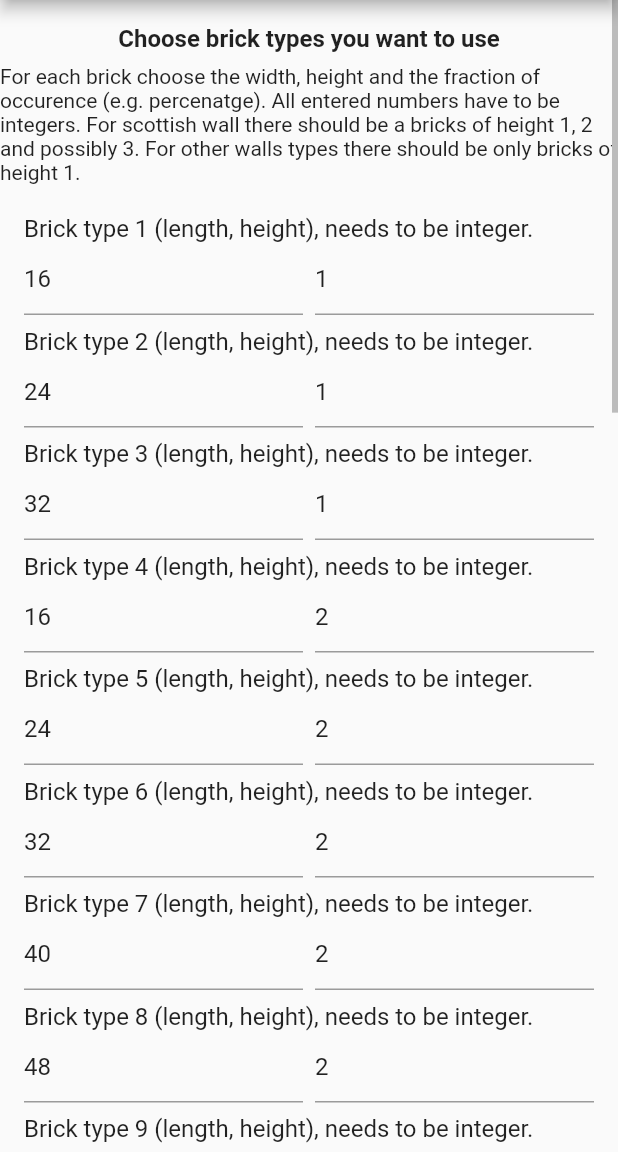
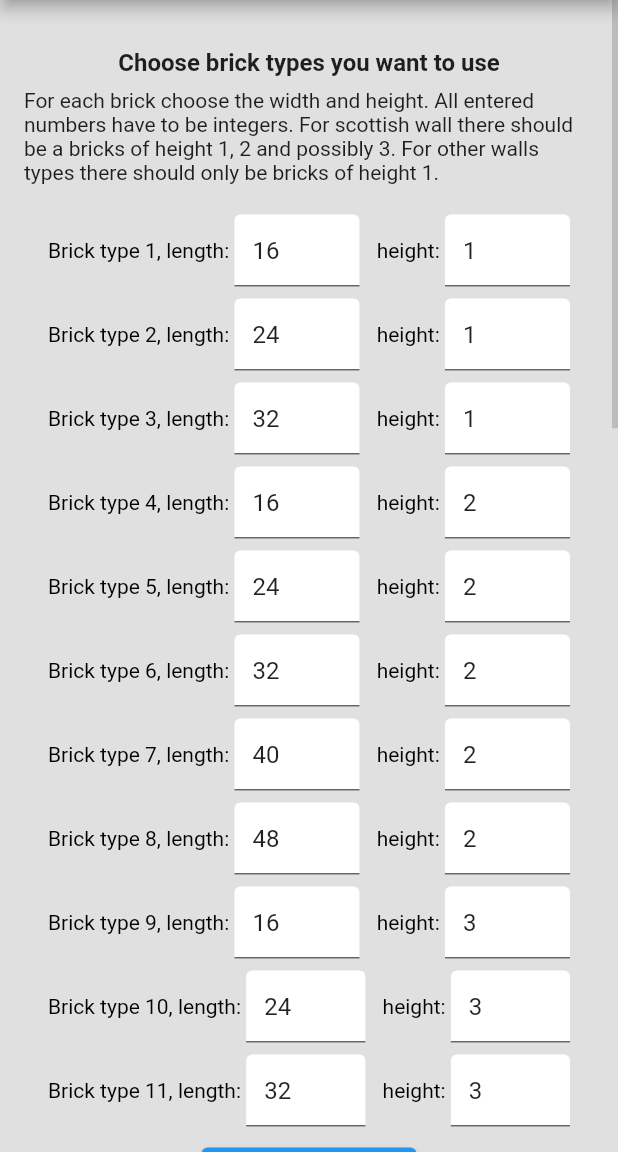
Before and after one commit to AriJordan/BrickWallDesigner, a Flutter app: the screen it shows after launch, on a phone screen of 412 x 824 dp, the part 84-1236 px from its top. Run offline on Flutter 3.47's test engine with Material 2 defaults, Android fonts, the phone set to English and light mode, and no system bars; our stand-ins replace screenshot, tuple; missing offline and left inert: universal_html.

Commit message:
Imporove UX

```diff
--- a/lib/main.dart
+++ b/lib/main.dart
@@ -76,7 +76,7 @@ class _MyHomePageState extends State<MyHomePage> {
     }
   }
 
-  List<Widget> brickCounts() {
+  Widget brickCounts() {
     List<int> counts = List<int>.filled(brickLengths.length, 0);
     for (int takenBrick = 0; takenBrick < bricks.length; takenBrick++) {
       for (int possibleBrick = 0;
@@ -89,21 +89,32 @@ class _MyHomePageState extends State<MyHomePage> {
         }
       }
     }
-    return counts
+    return Container(
+      color: Colors.white,
+      child: Padding(
+        padding: const EdgeInsets.all(16.0),
+        child: Column(
+          children: counts
               .asMap()
-        .map((key, value) => MapEntry(key, Text('Brick type $key: $value')))
+              .map((key, value) => MapEntry(
+                    key,
+                    Text(
+                        'Brick type $key (${brickLengths[key]} x ${brickHeights[key]}): $value'),
+                  ))
               .values
-        .toList();
+              .toList(),
+        ),
+      ),
+    );
   }
 
   Widget wallWidget() {
     return Center(
-      child: Padding(
-        padding: const EdgeInsets.all(16.0),
       child: Column(
         children: [
           Padding(
-                padding: const EdgeInsets.only(left: 20.0, right: 20.0),
+              padding:
+                  const EdgeInsets.only(left: 20.0, right: 20.0, bottom: 45.0),
               child: SizedBox(
                 height: maxWallHeight,
                 width: computePaintedWallWidth(),
@@ -118,7 +129,6 @@ class _MyHomePageState extends State<MyHomePage> {
             height: 35,
           )
         ],
-        ),
       ),
     );
   }
@@ -150,7 +160,17 @@ class _MyHomePageState extends State<MyHomePage> {
 
   @override
   Widget build(BuildContext context) {
-    return Scaffold(
+    return Theme(
+      data: ThemeData(
+        inputDecorationTheme: const InputDecorationTheme(
+          filled: true,
+          fillColor: Colors
+              .white, // Set the background color of the form fields to white
+        ),
+        textTheme: Typography.blackCupertino,
+      ),
+      child: Scaffold(
+        backgroundColor: Colors.grey[300],
         appBar: AppBar(
           title: Text(widget.title),
         ),
@@ -160,6 +180,8 @@ class _MyHomePageState extends State<MyHomePage> {
             controller: outerScrollController,
             child: SingleChildScrollView(
               controller: outerScrollController,
+              child: Padding(
+                padding: const EdgeInsets.all(16.0),
                 child: Column(
                   children: [
                     const SizedBox(height: 16),
@@ -171,11 +193,10 @@ class _MyHomePageState extends State<MyHomePage> {
                       ),
                     ),
                     const SizedBox(height: 8),
-                const Text(
-                    'For each brick choose the width, height and the fraction of occurence (e.g. percenatge). '
+                    const Text('For each brick choose the width and height. '
                         'All entered numbers have to be integers. '
                         'For scottish wall there should be a bricks of height 1, 2 and possibly 3. '
-                    'For other walls types there should be only bricks of height 1.'),
+                        'For other walls types there should only be bricks of height 1.'),
                     const SizedBox(height: 16),
                     ListView.builder(
                       physics: const NeverScrollableScrollPhysics(),
@@ -220,7 +241,8 @@ class _MyHomePageState extends State<MyHomePage> {
                           // Wall dimensions
                           return ListTile(
                             title: const Text(
-                            'Wall dimensions (length, height), needs to be integer.'),
+                              'Wall dimensions (length, height), needs to be integer.',
+                            ),
                             subtitle: Row(
                               children: [
                                 Expanded(
@@ -252,31 +274,40 @@ class _MyHomePageState extends State<MyHomePage> {
                         } else {
                           // Bricks
                           return ListTile(
-                        title: Text(
-                          'Brick type ${index + 1} (length, height), needs to be integer.',
-                        ),
                             subtitle: Row(
                               children: [
+                                Text(
+                                  'Brick type ${index + 1}, length: ',
+                                  style: const TextStyle(color: Colors.black),
+                                ),
                                 Expanded(
                                   child: TextFormField(
                                     keyboardType: TextInputType.number,
-                                initialValue: brickLengths[index].toString(),
+                                    initialValue:
+                                        brickLengths[index].toString(),
                                     onChanged: (value) {
                                       setState(() {
-                                    brickLengths[index] = int.tryParse(value) ??
+                                        brickLengths[index] =
+                                            int.tryParse(value) ??
                                                 brickLengths[index];
                                       });
                                     },
                                   ),
                                 ),
                                 const SizedBox(width: 8),
+                                const Text(
+                                  ' height: ',
+                                  style: TextStyle(color: Colors.black),
+                                ),
                                 Expanded(
                                   child: TextFormField(
                                     keyboardType: TextInputType.number,
-                                initialValue: brickHeights[index].toString(),
+                                    initialValue:
+                                        brickHeights[index].toString(),
                                     onChanged: (value) {
                                       setState(() {
-                                    brickHeights[index] = int.tryParse(value) ??
+                                        brickHeights[index] =
+                                            int.tryParse(value) ??
                                                 brickHeights[index];
                                       });
                                     },
@@ -298,7 +329,7 @@ class _MyHomePageState extends State<MyHomePage> {
                     ),
                     const Text('''
                       - Divide all heights by the same number to make them integers.
-                    - Press "Design Wall" again to get a different wall'''),
+                      - Press "Design wall" again to get a different wall'''),
                     const SizedBox(height: 8),
                     Padding(
                       padding: const EdgeInsets.only(left: 20.0, right: 20.0),
@@ -340,7 +371,18 @@ class _MyHomePageState extends State<MyHomePage> {
                       },
                       child: const Text('Design wall'),
                     ),
-                Scrollbar(
+                    const SizedBox(height: 16),
+                    const Text(
+                      'Wall',
+                      style: TextStyle(
+                        fontSize: 16,
+                        fontWeight: FontWeight.bold,
+                      ),
+                    ),
+                    const SizedBox(height: 16),
+                    Container(
+                      color: Colors.white,
+                      child: Scrollbar(
                         thumbVisibility: true,
                         trackVisibility: true,
                         thickness: 20.0,
@@ -353,8 +395,9 @@ class _MyHomePageState extends State<MyHomePage> {
                           child: wallWidget(),
                         ),
                       ),
+                    ),
                     successWidget(),
-                const SizedBox(height: 16),
+                    const SizedBox(height: 8),
                     const Text(
                       'Brick counts',
                       style: TextStyle(
@@ -362,11 +405,13 @@ class _MyHomePageState extends State<MyHomePage> {
                         fontWeight: FontWeight.bold,
                       ),
                     ),
-                ...brickCounts(),
+                    const SizedBox(height: 8),
+                    brickCounts(),
                     const SizedBox(height: 16),
                     ElevatedButton(
                       onPressed: () async {
-                    Uint8List image = await captureWidgetAsImage(wallWidget());
+                        Uint8List image =
+                            await captureWidgetAsImage(wallWidget());
                         saveImage(image);
                       },
                       child: const Text(
@@ -379,6 +424,8 @@ class _MyHomePageState extends State<MyHomePage> {
               ),
             ),
           ),
+        ),
+      ),
     );
   }
 }
```
Lines whose indentation alone changed are shown as unchanged.
